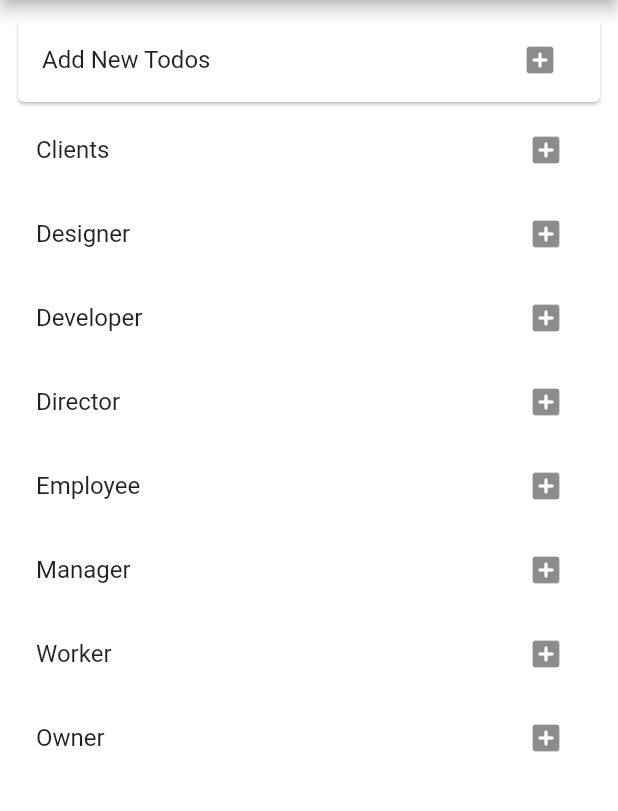
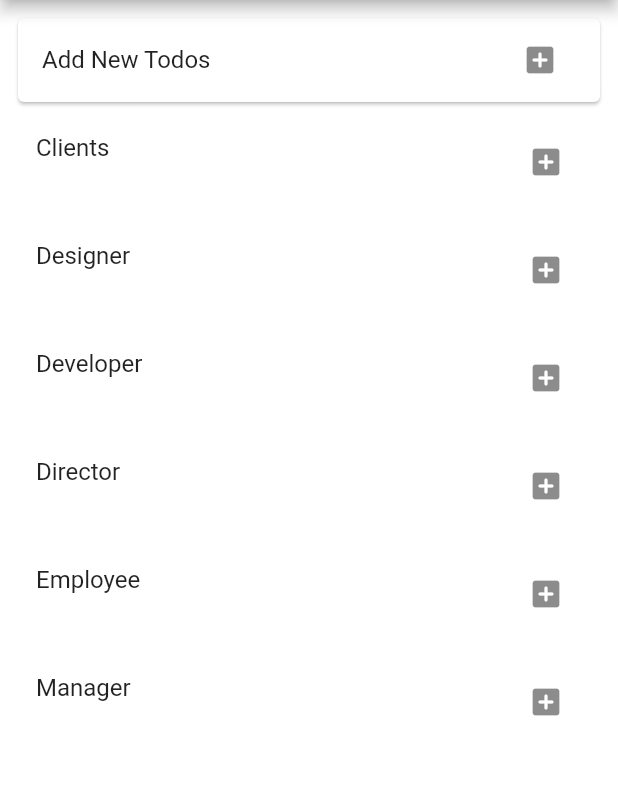
Before and after one commit to wausin/todo.vimigo, a Flutter app: the screen it shows after launch, on a phone screen of 412 x 824 dp, the part 84-895 px from its top. Run offline on Flutter 3.47's test engine with Material 2 defaults, Android fonts, the phone set to English and light mode, and no system bars.

Commit message:
add todo model with sample data

```diff
--- /dev/null
+++ b/lib/src/model/todo_model.dart
@@ -0,0 +1,8 @@
+class TodoModel {
+  int? id;
+  String? title;
+  String? description;
+  String? date;
+
+  TodoModel({this.id, required this.title, this.description, this.date});
+}
--- a/lib/src/view/todo/widget/todo_list.dart
+++ b/lib/src/view/todo/widget/todo_list.dart
@@ -1,6 +1,7 @@
 import 'dart:convert';
 
 import 'package:flutter/material.dart';
+import 'package:todo_vimigo/src/model/todo_model.dart';
 
 class TodoList extends StatefulWidget {
   TodoList({Key? key}) : super(key: key);
@@ -10,20 +11,28 @@ class TodoList extends StatefulWidget {
 }
 
 class _TodoListState extends State<TodoList> {
-  List<String> item = [
-    "Clients",
-    "Designer",
-    "Developer",
-    "Director",
-    "Employee",
-    "Manager",
-    "Worker",
-    "Owner"
+  List<TodoModel> todoList = [
+    TodoModel(title: "Clients"),
+    TodoModel(title: "Designer"),
+    TodoModel(title: "Developer"),
+    TodoModel(title: "Director"),
+    TodoModel(title: "Employee"),
+    TodoModel(title: "Manager"),
   ];
+
+  @override
+  void initState() {
+    // TODO: implement initState
+    super.initState();
+
+    // todoList.add()
+  }
+
   @override
   Widget build(BuildContext context) {
     return Container(
       padding: const EdgeInsets.all(8),
+      // https://api.flutter.dev/flutter/material/ReorderableListView-class.html
       child: ReorderableListView.builder(
         header: Card(
           child: ListTile(
@@ -35,19 +44,20 @@ class _TodoListState extends State<TodoList> {
         itemBuilder: (BuildContext context, int i) {
           return ListTile(
             key: ValueKey(i),
-            title: Text(item[i]),
+            title: Text(todoList[i].title ?? ''),
+            subtitle: Text(todoList[i].description ?? ''),
             trailing:
                 IconButton(onPressed: () {}, icon: Icon(Icons.add_box_rounded)),
           );
         },
-        itemCount: item.length,
+        itemCount: todoList.length,
         onReorder: (oldKey, newKey) {
           setState(() {
             if (newKey > oldKey) {
               newKey -= 1;
             }
-            final items = item.removeAt(oldKey);
-            item.insert(newKey, items);
+            final items = todoList.removeAt(oldKey);
+            todoList.insert(newKey, items);
           });
           // print(jsonEncode({k, v}));
         },
```
